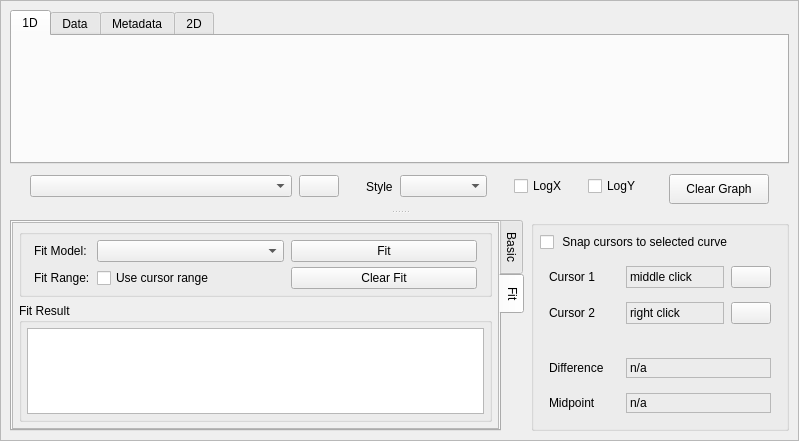
This is src/mdaviz/resources/mda_file_viz.ui in BCDA-APS/mdaviz as Qt 5 draws it before an edit. The edited form follows.
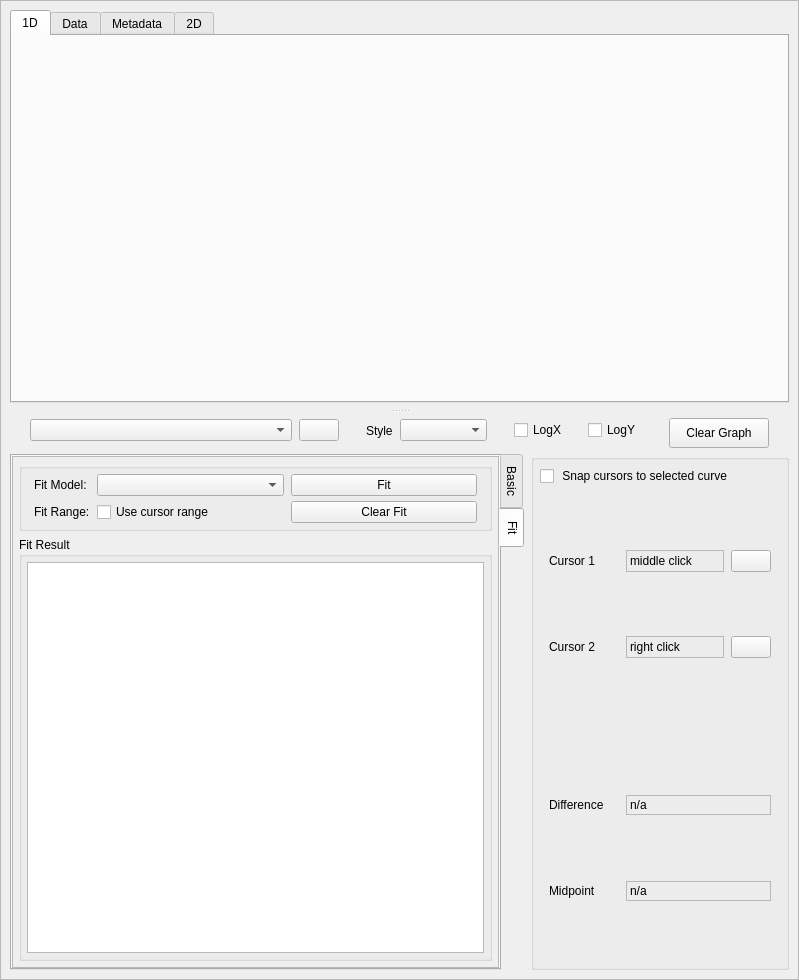
This is the edited form. The open tabs and pages were chosen to show the change. Icons and pictures are not drawn.

What changed in the file:
```diff
--- a/src/mdaviz/resources/mda_file_viz.ui
+++ b/src/mdaviz/resources/mda_file_viz.ui
@@ -7,7 +7,7 @@
     <x>0</x>
     <y>0</y>
     <width>799</width>
-    <height>441</height>
+    <height>980</height>
    </rect>
   </property>
   <property name="windowTitle">
@@ -46,7 +46,7 @@
         <x>0</x>
         <y>0</y>
         <width>797</width>
-        <height>439</height>
+        <height>978</height>
        </rect>
       </property>
       <layout class="QHBoxLayout" name="horizontalLayout_2">
@@ -172,6 +172,28 @@
              </widget>
             </widget>
            </item>
+          </layout>
+         </widget>
+         <widget class="QWidget" name="infoPanel" native="true">
+          <property name="sizePolicy">
+           <sizepolicy hsizetype="Preferred" vsizetype="Preferred">
+            <horstretch>0</horstretch>
+            <verstretch>0</verstretch>
+           </sizepolicy>
+          </property>
+          <property name="minimumSize">
+           <size>
+            <width>0</width>
+            <height>0</height>
+           </size>
+          </property>
+          <property name="maximumSize">
+           <size>
+            <width>16777215</width>
+            <height>16777215</height>
+           </size>
+          </property>
+          <layout class="QVBoxLayout" name="verticalLayout_4">
            <item>
             <widget class="QWidget" name="curves" native="true">
              <property name="sizePolicy">
@@ -375,36 +397,14 @@
              </layout>
             </widget>
            </item>
-          </layout>
-         </widget>
-         <widget class="QWidget" name="infoPanel" native="true">
-          <property name="sizePolicy">
-           <sizepolicy hsizetype="Preferred" vsizetype="Preferred">
-            <horstretch>0</horstretch>
-            <verstretch>0</verstretch>
-           </sizepolicy>
-          </property>
-          <property name="minimumSize">
-           <size>
-            <width>0</width>
-            <height>0</height>
-           </size>
-          </property>
-          <property name="maximumSize">
-           <size>
-            <width>16777215</width>
-            <height>16777215</height>
-           </size>
-          </property>
+           <item>
+            <widget class="QWidget" name="widget" native="true">
           <layout class="QHBoxLayout" name="horizontalLayout" stretch="2,1">
-           <property name="spacing">
-            <number>-1</number>
-           </property>
            <property name="leftMargin">
             <number>0</number>
            </property>
            <property name="topMargin">
-            <number>6</number>
+               <number>0</number>
            </property>
            <property name="rightMargin">
             <number>0</number>
@@ -762,8 +762,8 @@
                    <rect>
                     <x>0</x>
                     <y>0</y>
-                    <width>317</width>
-                    <height>188</height>
+                       <width>462</width>
+                       <height>402</height>
                    </rect>
                   </property>
                   <layout class="QVBoxLayout" name="fitContentLayout">
@@ -1219,6 +1219,9 @@
                       <property name="text">
                        <string>Difference</string>
                       </property>
+                        </widget>
+                       </item>
+                      </layout>
                      </widget>
                     </item>
                    </layout>
```
Lines whose indentation alone changed are shown as unchanged.
